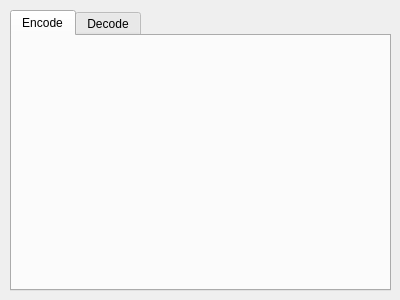
Qt form mainwindow.ui (jerry871002/OOP-Final-Project) before a commit.
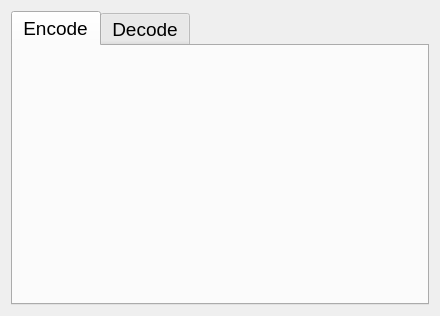
The same form after that commit.

Diff of the .ui file:
```diff
--- a/mainwindow.ui
+++ b/mainwindow.ui
@@ -6,27 +6,31 @@
    <rect>
     <x>0</x>
     <y>0</y>
-    <width>400</width>
-    <height>300</height>
+    <width>440</width>
+    <height>316</height>
    </rect>
   </property>
   <property name="windowTitle">
    <string>MainWindow</string>
   </property>
   <widget class="QWidget" name="centralWidget">
+   <layout class="QHBoxLayout" name="horizontalLayout">
+    <item>
    <widget class="QTabWidget" name="tabWidget">
-    <property name="geometry">
-     <rect>
-      <x>10</x>
-      <y>10</y>
-      <width>381</width>
-      <height>281</height>
-     </rect>
+      <property name="font">
+       <font>
+        <pointsize>14</pointsize>
+       </font>
     </property>
     <property name="currentIndex">
      <number>0</number>
     </property>
     <widget class="QWidget" name="tab_encode">
+       <property name="font">
+        <font>
+         <pointsize>14</pointsize>
+        </font>
+       </property>
      <attribute name="title">
       <string>Encode</string>
      </attribute>
@@ -37,6 +41,8 @@
      </attribute>
     </widget>
    </widget>
+    </item>
+   </layout>
   </widget>
  </widget>
  <layoutdefault spacing="6" margin="11"/>
```
Lines whose indentation alone changed are shown as unchanged.
